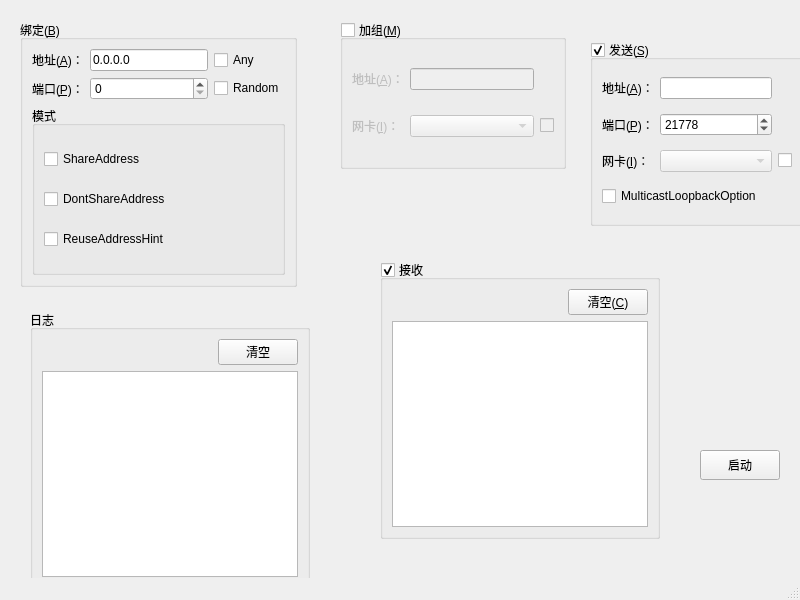
Before: the Qt Designer form mainwindow.ui in tnie/qtst, drawn with Qt 5.
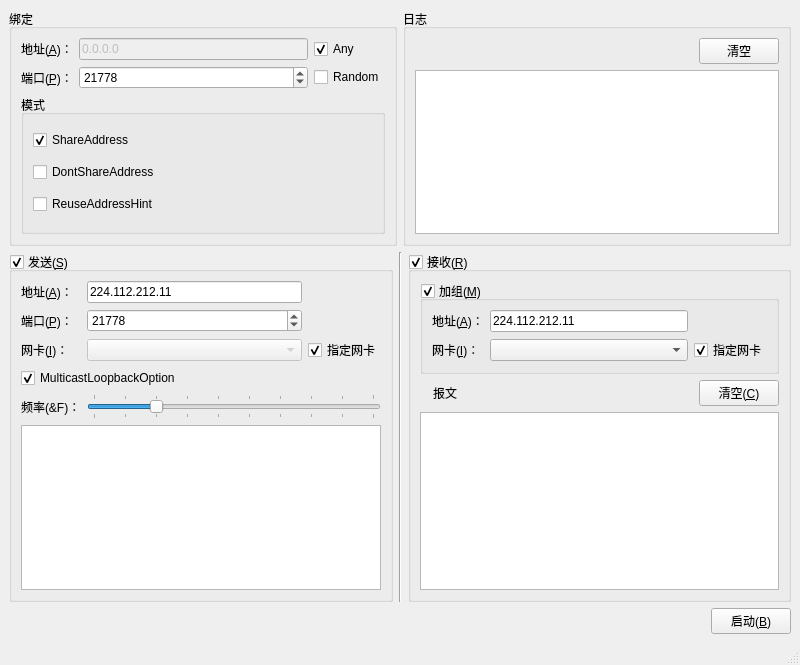
After: the same form once the commit is applied.

```diff
--- a/mainwindow.ui
+++ b/mainwindow.ui
@@ -7,24 +7,20 @@
     <x>0</x>
     <y>0</y>
     <width>800</width>
-    <height>600</height>
+    <height>665</height>
    </rect>
   </property>
   <property name="windowTitle">
    <string>MainWindow</string>
   </property>
   <widget class="QWidget" name="centralwidget">
-   <widget class="QGroupBox" name="groupBox">
-    <property name="geometry">
-     <rect>
-      <x>20</x>
-      <y>20</y>
-      <width>277</width>
-      <height>267</height>
-     </rect>
-    </property>
+   <layout class="QVBoxLayout" name="verticalLayout_4">
+    <item>
+     <layout class="QHBoxLayout" name="horizontalLayout_3">
+      <item>
+       <widget class="QGroupBox" name="groupBoxBind">
     <property name="title">
-     <string>绑定(&amp;B)</string>
+         <string>绑定</string>
     </property>
     <layout class="QGridLayout" name="gridLayout">
      <item row="0" column="0">
@@ -39,6 +35,9 @@
      </item>
      <item row="0" column="1">
       <widget class="QLineEdit" name="bindAddr">
+           <property name="enabled">
+            <bool>false</bool>
+           </property>
        <property name="text">
         <string>0.0.0.0</string>
        </property>
@@ -49,6 +48,9 @@
        <property name="text">
         <string>Any</string>
        </property>
+           <property name="checked">
+            <bool>true</bool>
+           </property>
       </widget>
      </item>
      <item row="1" column="0">
@@ -76,7 +78,7 @@
         <number>65535</number>
        </property>
        <property name="value">
-        <number>0</number>
+            <number>21778</number>
        </property>
        <property name="displayIntegerBase">
         <number>10</number>
@@ -101,6 +103,9 @@
           <property name="text">
            <string>ShareAddress</string>
           </property>
+              <property name="checked">
+               <bool>true</bool>
+              </property>
          </widget>
         </item>
         <item>
@@ -122,69 +127,56 @@
      </item>
     </layout>
    </widget>
-   <widget class="QGroupBox" name="groupBoxJoin">
-    <property name="geometry">
-     <rect>
-      <x>340</x>
-      <y>20</y>
-      <width>226</width>
-      <height>149</height>
-     </rect>
-    </property>
+      </item>
+      <item>
+       <widget class="QGroupBox" name="groupBox_3">
     <property name="title">
-     <string>加组(&amp;M)</string>
-    </property>
-    <property name="checkable">
+         <string>日志</string>
+        </property>
+        <layout class="QVBoxLayout" name="verticalLayout_2">
+         <item>
+          <layout class="QHBoxLayout" name="horizontalLayout">
+           <item>
+            <spacer name="horizontalSpacer">
+             <property name="orientation">
+              <enum>Qt::Horizontal</enum>
+             </property>
+             <property name="sizeHint" stdset="0">
+              <size>
+               <width>40</width>
+               <height>20</height>
+              </size>
+             </property>
+            </spacer>
+           </item>
+           <item>
+            <widget class="QPushButton" name="pushButton">
+             <property name="text">
+              <string>清空</string>
+             </property>
+            </widget>
+           </item>
+          </layout>
+         </item>
+         <item>
+          <widget class="QPlainTextEdit" name="plainTextEditLog">
+           <property name="readOnly">
      <bool>true</bool>
     </property>
-    <property name="checked">
-     <bool>false</bool>
-    </property>
-    <layout class="QGridLayout" name="gridLayout_2">
-     <item row="0" column="0">
-      <widget class="QLabel" name="label_5">
-       <property name="text">
-        <string>地址(&amp;A)：</string>
-       </property>
-       <property name="buddy">
-        <cstring>multiAddr</cstring>
-       </property>
-      </widget>
-     </item>
-     <item row="0" column="1">
-      <widget class="QLineEdit" name="multiAddr"/>
-     </item>
-     <item row="1" column="0">
-      <widget class="QLabel" name="label">
-       <property name="text">
-        <string>网卡(&amp;I)：</string>
-       </property>
-       <property name="buddy">
-        <cstring>iFaceJoin</cstring>
-       </property>
-      </widget>
-     </item>
-     <item row="1" column="1">
-      <widget class="QComboBox" name="iFaceJoin"/>
-     </item>
-     <item row="1" column="2">
-      <widget class="QCheckBox" name="cbInterface">
-       <property name="text">
-        <string/>
-       </property>
-      </widget>
-     </item>
-    </layout>
-   </widget>
-   <widget class="QGroupBox" name="groupBox_4">
-    <property name="geometry">
-     <rect>
-      <x>590</x>
-      <y>40</y>
-      <width>214</width>
-      <height>186</height>
-     </rect>
-    </property>
+           <property name="maximumBlockCount">
+            <number>100</number>
+           </property>
+          </widget>
+         </item>
+        </layout>
+       </widget>
+      </item>
+     </layout>
+    </item>
+    <item>
+     <layout class="QHBoxLayout" name="horizontalLayout_4">
+      <item>
+       <widget class="QGroupBox" name="groupBoxSend">
     <property name="title">
      <string>发送(&amp;S)</string>
     </property>
@@ -195,6 +187,57 @@
      <bool>true</bool>
     </property>
     <layout class="QGridLayout" name="gridLayout_3">
+         <item row="2" column="0">
+          <widget class="QLabel" name="label_7">
+           <property name="text">
+            <string>网卡(&amp;I)：</string>
+           </property>
+           <property name="buddy">
+            <cstring>iFaceSend</cstring>
+           </property>
+          </widget>
+         </item>
+         <item row="4" column="1" colspan="2">
+          <widget class="QSlider" name="sliderFrequency">
+           <property name="minimum">
+            <number>1</number>
+           </property>
+           <property name="maximum">
+            <number>10</number>
+           </property>
+           <property name="pageStep">
+            <number>1</number>
+           </property>
+           <property name="value">
+            <number>3</number>
+           </property>
+           <property name="sliderPosition">
+            <number>3</number>
+           </property>
+           <property name="orientation">
+            <enum>Qt::Horizontal</enum>
+           </property>
+           <property name="invertedAppearance">
+            <bool>false</bool>
+           </property>
+           <property name="invertedControls">
+            <bool>false</bool>
+           </property>
+           <property name="tickPosition">
+            <enum>QSlider::TicksBothSides</enum>
+           </property>
+           <property name="tickInterval">
+            <number>1</number>
+           </property>
+          </widget>
+         </item>
+         <item row="0" column="1">
+          <widget class="QLineEdit" name="dstAddr">
+           <property name="text">
+            <string>224.112.212.11</string>
+           </property>
+          </widget>
+         </item>
      <item row="0" column="0">
       <widget class="QLabel" name="label_6">
        <property name="text">
@@ -205,9 +248,6 @@
        </property>
       </widget>
      </item>
-     <item row="0" column="1">
-      <widget class="QLineEdit" name="dstAddr"/>
-     </item>
      <item row="1" column="0">
       <widget class="QLabel" name="label_2">
        <property name="text">
@@ -218,6 +258,23 @@
        </property>
       </widget>
      </item>
+         <item row="3" column="0" colspan="2">
+          <widget class="QCheckBox" name="cbMulticastLoopbackOption">
+           <property name="text">
+            <string>MulticastLoopbackOption</string>
+           </property>
+           <property name="checked">
+            <bool>true</bool>
+           </property>
+          </widget>
+         </item>
+         <item row="4" column="0">
+          <widget class="QLabel" name="label_10">
+           <property name="text">
+            <string>频率(&amp;F)：</string>
+           </property>
+          </widget>
+         </item>
      <item row="1" column="1">
       <widget class="QSpinBox" name="dstPort">
        <property name="suffix">
@@ -240,16 +297,6 @@
        </property>
       </widget>
      </item>
-     <item row="2" column="0">
-      <widget class="QLabel" name="label_7">
-       <property name="text">
-        <string>网卡(&amp;I)：</string>
-       </property>
-       <property name="buddy">
-        <cstring>iFaceSend</cstring>
-       </property>
-      </widget>
-     </item>
      <item row="2" column="1">
       <widget class="QComboBox" name="iFaceSend">
        <property name="enabled">
@@ -260,58 +307,15 @@
      <item row="2" column="2">
       <widget class="QCheckBox" name="cbInterface4Send">
        <property name="text">
-        <string/>
-       </property>
-      </widget>
-     </item>
-     <item row="3" column="0" colspan="3">
-      <widget class="QCheckBox" name="cbMulticastLoopbackOption">
-       <property name="text">
-        <string>MulticastLoopbackOption</string>
+            <string>指定网卡</string>
+           </property>
+           <property name="checked">
+            <bool>true</bool>
        </property>
       </widget>
      </item>
-    </layout>
-   </widget>
-   <widget class="QGroupBox" name="groupBox_3">
-    <property name="geometry">
-     <rect>
-      <x>30</x>
-      <y>310</y>
-      <width>280</width>
-      <height>279</height>
-     </rect>
-    </property>
-    <property name="title">
-     <string>日志</string>
-    </property>
-    <layout class="QVBoxLayout" name="verticalLayout_2">
-     <item>
-      <layout class="QHBoxLayout" name="horizontalLayout">
-       <item>
-        <spacer name="horizontalSpacer">
-         <property name="orientation">
-          <enum>Qt::Horizontal</enum>
-         </property>
-         <property name="sizeHint" stdset="0">
-          <size>
-           <width>40</width>
-           <height>20</height>
-          </size>
-         </property>
-        </spacer>
-       </item>
-       <item>
-        <widget class="QPushButton" name="pushButton">
-         <property name="text">
-          <string>清空</string>
-         </property>
-        </widget>
-       </item>
-      </layout>
-     </item>
-     <item>
-      <widget class="QPlainTextEdit" name="plainTextEditLog">
+         <item row="5" column="0" colspan="3">
+          <widget class="QPlainTextEdit" name="plainTextEditSend">
        <property name="readOnly">
         <bool>true</bool>
        </property>
@@ -322,24 +326,94 @@
      </item>
     </layout>
    </widget>
+      </item>
+      <item>
+       <widget class="Line" name="line">
+        <property name="orientation">
+         <enum>Qt::Vertical</enum>
+        </property>
+       </widget>
+      </item>
+      <item>
    <widget class="QGroupBox" name="groupBoxRecv">
-    <property name="geometry">
-     <rect>
-      <x>380</x>
-      <y>260</y>
-      <width>280</width>
-      <height>279</height>
-     </rect>
-    </property>
     <property name="title">
-     <string>接收</string>
+         <string>接收(&amp;R)</string>
     </property>
     <property name="checkable">
      <bool>true</bool>
     </property>
     <layout class="QVBoxLayout" name="verticalLayout_3">
+         <item>
+          <widget class="QGroupBox" name="groupBoxJoin">
+           <property name="title">
+            <string>加组(&amp;M)</string>
+           </property>
+           <property name="checkable">
+            <bool>true</bool>
+           </property>
+           <property name="checked">
+            <bool>true</bool>
+           </property>
+           <layout class="QGridLayout" name="gridLayout_2">
+            <item row="0" column="0">
+             <widget class="QLabel" name="label_5">
+              <property name="text">
+               <string>地址(&amp;A)：</string>
+              </property>
+              <property name="buddy">
+               <cstring>multiAddr</cstring>
+              </property>
+             </widget>
+            </item>
+            <item row="0" column="1">
+             <widget class="QLineEdit" name="multiAddr">
+              <property name="text">
+               <string>224.112.212.11</string>
+              </property>
+             </widget>
+            </item>
+            <item row="1" column="0">
+             <widget class="QLabel" name="label">
+              <property name="text">
+               <string>网卡(&amp;I)：</string>
+              </property>
+              <property name="buddy">
+               <cstring>iFaceJoin</cstring>
+              </property>
+             </widget>
+            </item>
+            <item row="1" column="1">
+             <widget class="QComboBox" name="iFaceJoin"/>
+            </item>
+            <item row="1" column="2">
+             <widget class="QCheckBox" name="cbInterface">
+              <property name="text">
+               <string>指定网卡</string>
+              </property>
+              <property name="checked">
+               <bool>true</bool>
+              </property>
+             </widget>
+            </item>
+           </layout>
+          </widget>
+         </item>
      <item>
       <layout class="QHBoxLayout" name="horizontalLayout_2">
+           <item>
+            <widget class="QLabel" name="label_8">
+             <property name="text">
+              <string/>
+             </property>
+            </widget>
+           </item>
+           <item>
+            <widget class="QLabel" name="label_9">
+             <property name="text">
+              <string>报文</string>
+             </property>
+            </widget>
+           </item>
        <item>
         <spacer name="horizontalSpacer_2">
          <property name="orientation">
@@ -374,22 +448,37 @@
      </item>
     </layout>
    </widget>
+      </item>
+     </layout>
+    </item>
+    <item>
+     <layout class="QHBoxLayout" name="horizontalLayout_5">
+      <item>
+       <spacer name="horizontalSpacer_3">
+        <property name="orientation">
+         <enum>Qt::Horizontal</enum>
+        </property>
+        <property name="sizeHint" stdset="0">
+         <size>
+          <width>40</width>
+          <height>20</height>
+         </size>
+        </property>
+       </spacer>
+      </item>
+      <item>
    <widget class="QPushButton" name="btnSwitch">
-    <property name="geometry">
-     <rect>
-      <x>700</x>
-      <y>450</y>
-      <width>80</width>
-      <height>30</height>
-     </rect>
-    </property>
     <property name="text">
-     <string>启动</string>
+         <string>启动(&amp;B)</string>
     </property>
     <property name="checkable">
      <bool>true</bool>
     </property>
    </widget>
+      </item>
+     </layout>
+    </item>
+   </layout>
   </widget>
   <widget class="QMenuBar" name="menubar">
    <property name="geometry">
@@ -397,7 +486,7 @@
      <x>0</x>
      <y>0</y>
      <width>800</width>
-     <height>27</height>
+     <height>21</height>
     </rect>
    </property>
   </widget>
```
Left out of the diff: 116 changed lines with no effect on the pictures. Lines whose indentation alone changed are shown as unchanged.
